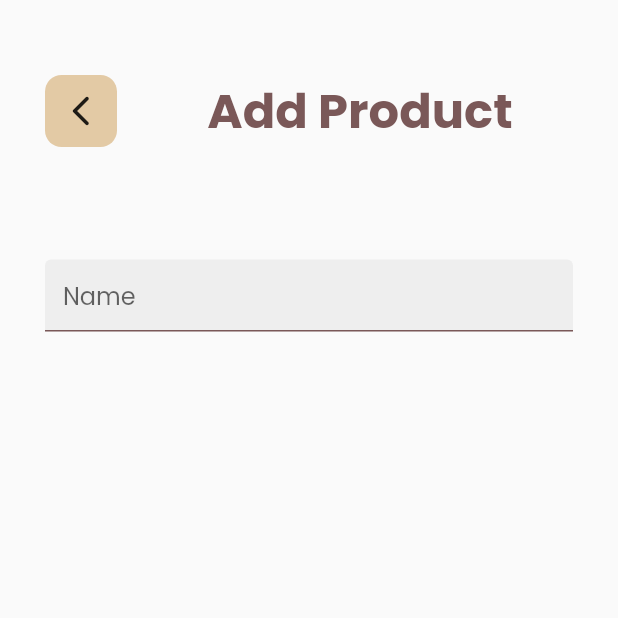
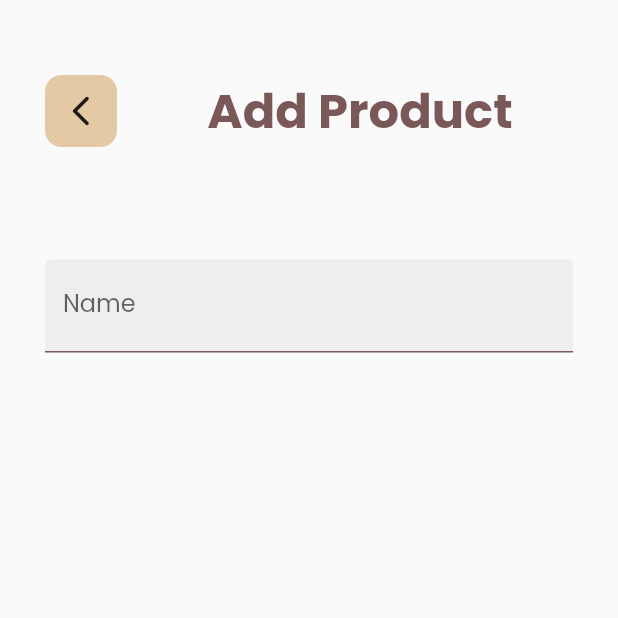
Before and after one commit to dna2121/cafe_app, a Flutter app: the AddProductView screen opened by its route, on a phone screen of 412 x 824 dp, the top half of it. Run offline on Flutter 3.47's test engine with Material 2 defaults, Android fonts, the phone set to English and light mode, and no system bars; our stand-ins replace cloud_firestore, font_awesome_flutter, get; accounts and stored records are empty.

Commit message:
extract widget text field's product

```diff
--- a/lib/app/modules/add_product/views/add_product_view.dart
+++ b/lib/app/modules/add_product/views/add_product_view.dart
@@ -44,13 +44,34 @@ class AddProductView extends GetView<AddProductController> {
             ],
           ),
           const SizedBox(height: 75),
-          Padding(
-            padding: const EdgeInsets.symmetric(
+          const Padding(
+            padding: EdgeInsets.symmetric(
               horizontal: 30,
             ),
-            child: TextField(
+            child: TextFieldProduct(
+              labelText: 'Name',
+            ),
+          ),
+        ],
+      ),
+    );
+  }
+}
+
+class TextFieldProduct extends StatelessWidget {
+  const TextFieldProduct({
+    Key? key,
+    required this.labelText,
+  }) : super(key: key);
+
+  final String labelText;
+
+  @override
+  Widget build(BuildContext context) {
+    return TextField(
       decoration: InputDecoration(
-                hintText: "Name",
+        labelText: labelText,
+        floatingLabelStyle: const TextStyle(color: AppColor.primaryColor),
         filled: true,
         fillColor: Colors.grey[200],
         enabledBorder: const UnderlineInputBorder(
@@ -60,10 +81,6 @@ class AddProductView extends GetView<AddProductController> {
           borderSide: BorderSide(color: AppColor.primaryColor),
         ),
       ),
-            ),
-          ),
-        ],
-      ),
     );
   }
 }
```
Lines whose indentation alone changed are shown as unchanged.
